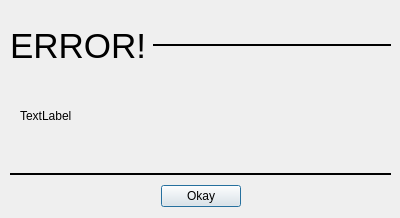
Before: the Qt Designer form src/LoginSubsystem/errordialog.ui in CaptOkie/code-first-think-later, drawn with Qt 5.
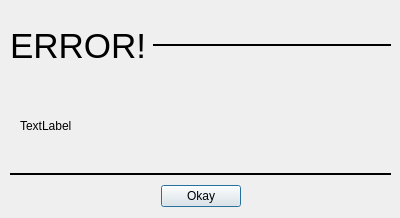
After: the same form once the commit is applied.

What changed in the file:
```diff
--- a/src/LoginSubsystem/errordialog.ui
+++ b/src/LoginSubsystem/errordialog.ui
@@ -20,9 +20,9 @@
    <property name="geometry">
     <rect>
      <x>20</x>
-     <y>70</y>
+     <y>90</y>
      <width>361</width>
-     <height>91</height>
+     <height>71</height>
     </rect>
    </property>
    <property name="text">
```
